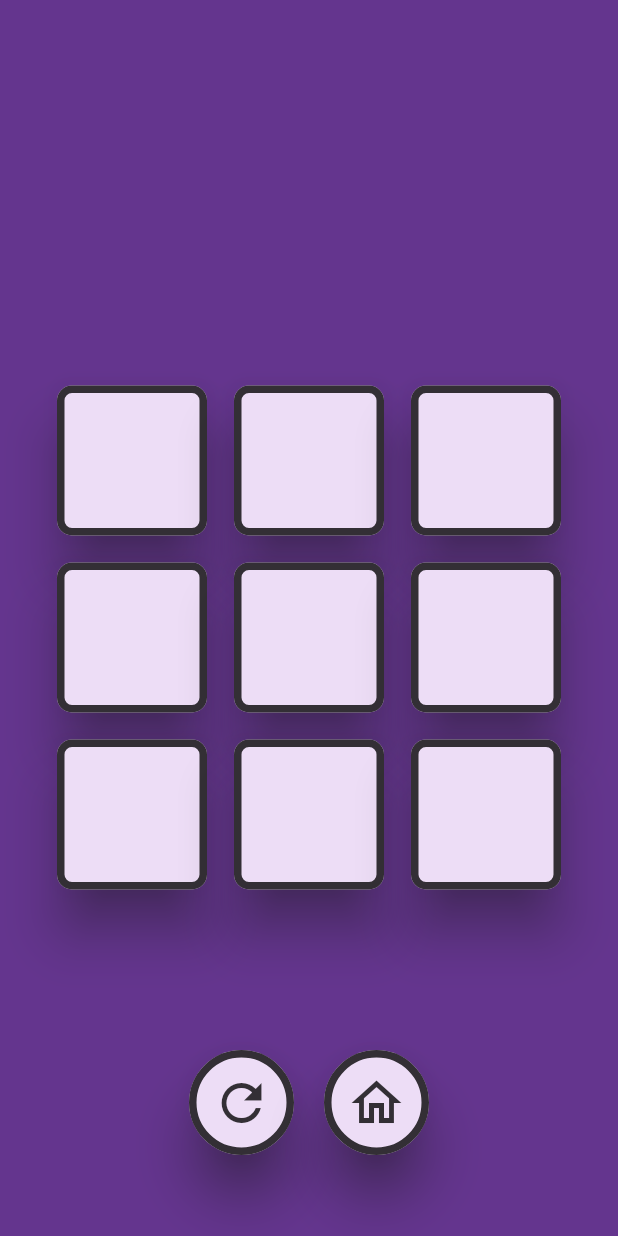
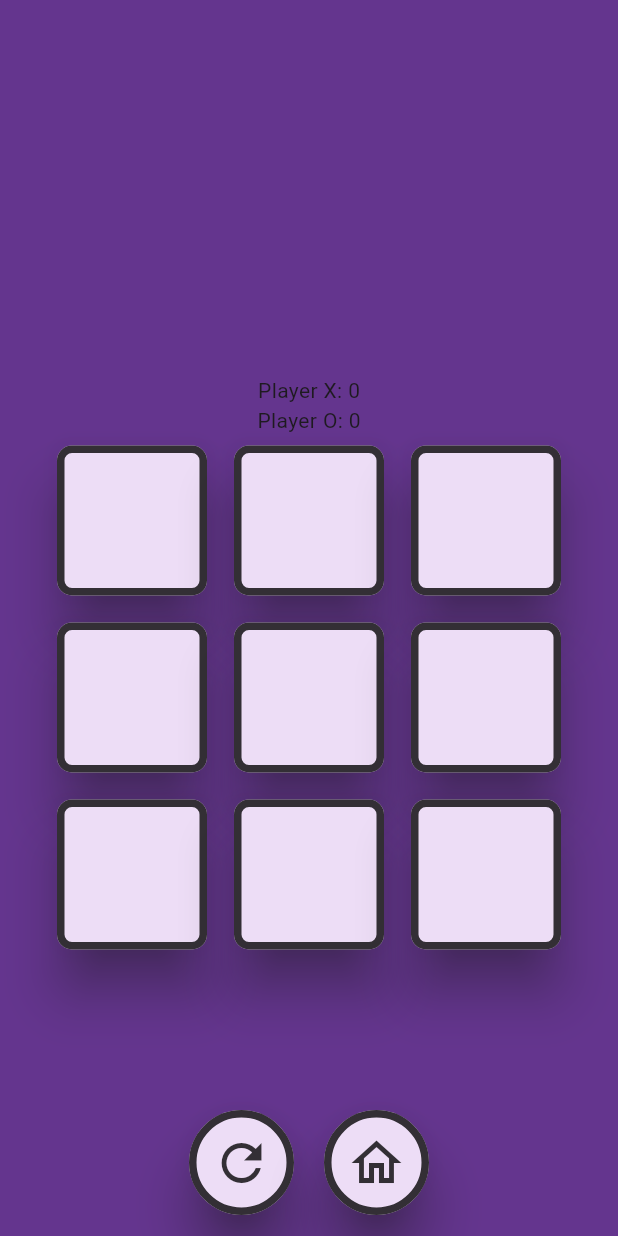
Before and after one commit to abdyevas/Flutter_Tic_Tac_Toe, a Flutter app: the screen it shows after launch, after a tap on "1 player", on a phone screen of 412 x 824 dp. Run offline on Flutter 3.47's test engine with Material 3 defaults, Android fonts, the phone set to English and light mode, and no system bars; our stand-ins replace google_fonts.

Commit message:
add player score text

```diff
--- a/tic_tac_toe/lib/my_game_screen.dart
+++ b/tic_tac_toe/lib/my_game_screen.dart
@@ -48,6 +48,14 @@ class _MyGameScreen extends State<MyGameScreen> {
       children: [
         const SizedBox(
           height: 250,
+        ),
+        Center(
+          child: Column(
+            children: [
+              Text('Player X: $playerXScore'),
+              Text('Player O: $playerOcore'),
+            ],
+          ),
         ),
         Center(
           child: SizedBox(
```
